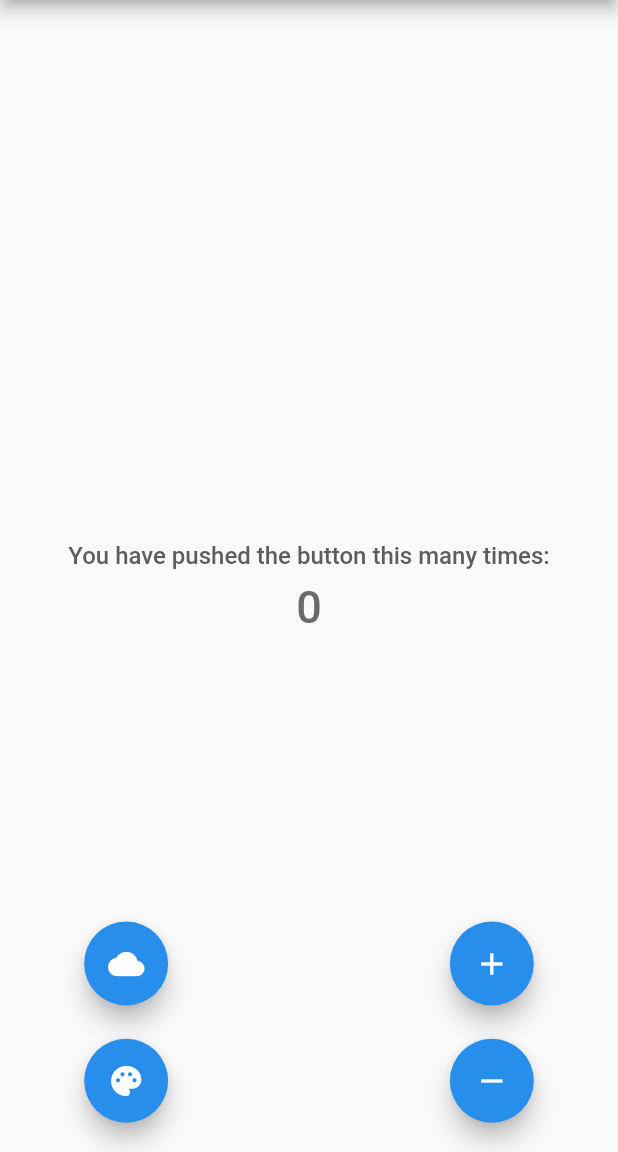
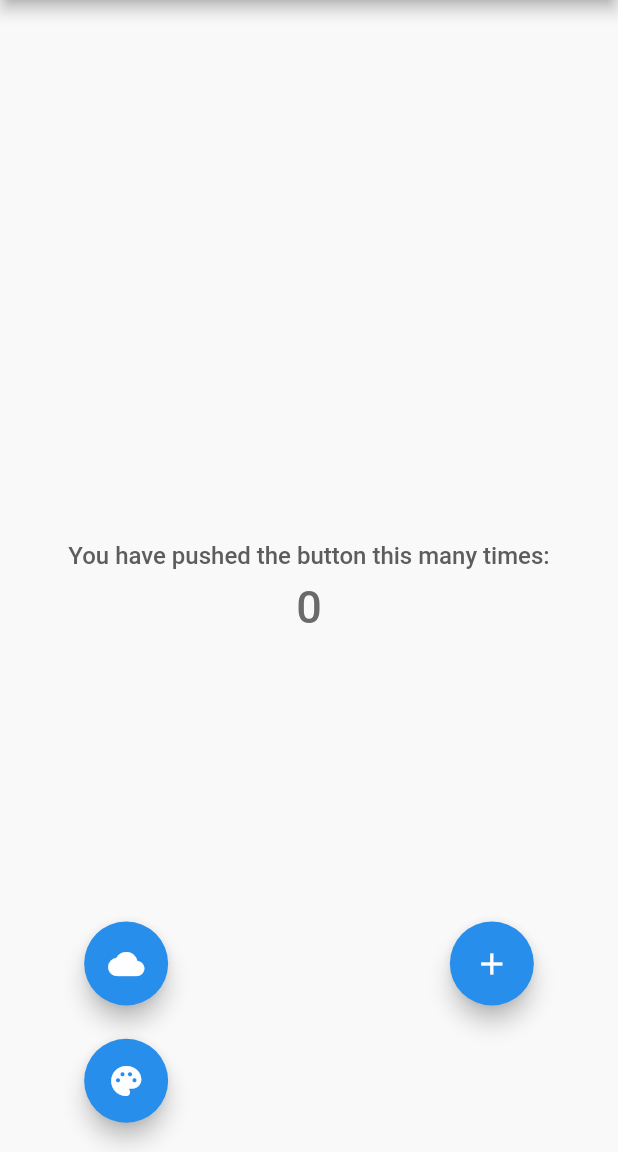
Before and after one commit to SonaHunanyan/weather_test_task, a Flutter app: the screen it shows after launch, on a phone screen of 412 x 824 dp, the part 84-1236 px from its top. Run offline on Flutter 3.47's test engine with Material 2 defaults, Android fonts, the phone set to English and light mode, and no system bars; our stand-ins replace dio, equatable, flutter_bloc, freezed_annotation, geocoding, geolocator and 2 more; missing offline and left inert: conversion_units.

```diff
--- a/lib/presentation/page/home/home_screen.dart
+++ b/lib/presentation/page/home/home_screen.dart
@@ -102,6 +102,7 @@ class _HomeScreenState extends State<HomeScreen> {
                     ],
                   ),
                   RoundedButton(
+                    show: _counter < 10,
                     bottom: 100 * rh(context),
                     right: 10 * rw(context),
                     onTap: () {
@@ -116,6 +117,7 @@ class _HomeScreenState extends State<HomeScreen> {
                     iconData: Icons.add,
                   ),
                   RoundedButton(
+                    show: _counter > 0,
                     bottom: 20 * rh(context),
                     right: 10 * rw(context),
                     onTap: () {
--- a/lib/presentation/page/home/widgets/rounded_button.dart
+++ b/lib/presentation/page/home/widgets/rounded_button.dart
@@ -9,8 +9,10 @@ class RoundedButton extends StatelessWidget {
     required this.iconData,
     this.left,
     this.right,
+    this.show = true,
   });
   final double bottom;
+  final bool show;
   final double? left;
   final double? right;
   final VoidCallback onTap;
@@ -21,6 +23,11 @@ class RoundedButton extends StatelessWidget {
       bottom: bottom,
       left: left,
       right: right,
+      child: AnimatedOpacity(
+        opacity: show ? 1.0 : 0.0,
+        duration: const Duration(milliseconds: 200),
+        child: IgnorePointer(
+          ignoring: !show,
           child: FloatingActionButton(
             backgroundColor: context.themeData.colorScheme.primary,
             onPressed: onTap,
@@ -29,6 +36,8 @@ class RoundedButton extends StatelessWidget {
               color: context.themeData.colorScheme.secondary,
             ),
           ),
+        ),
+      ),
     );
   }
 }
```
Lines whose indentation alone changed are shown as unchanged.
